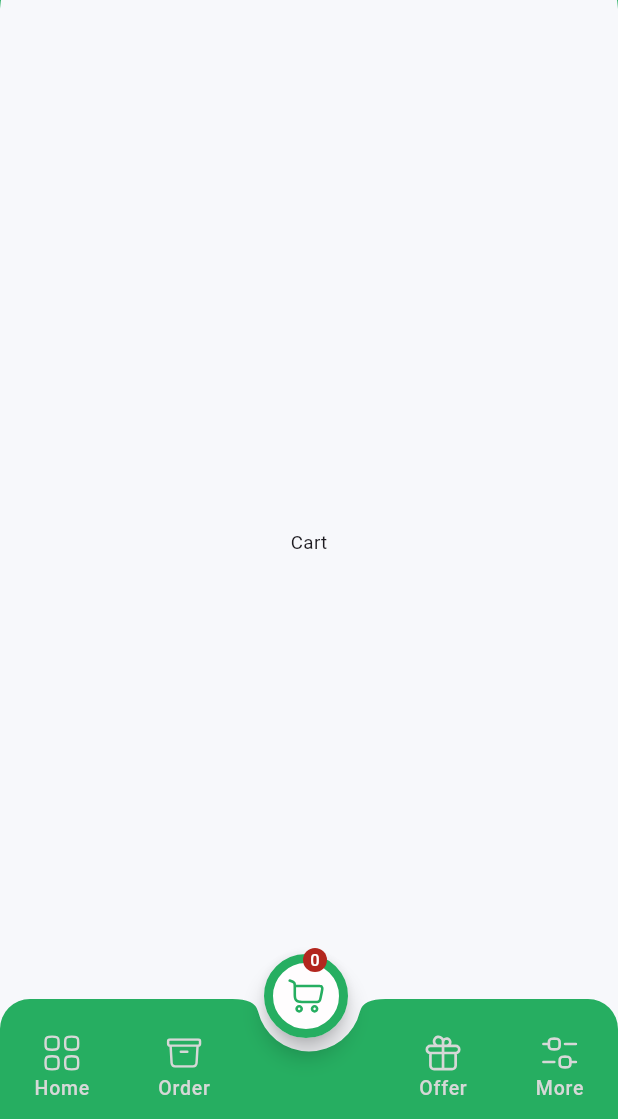
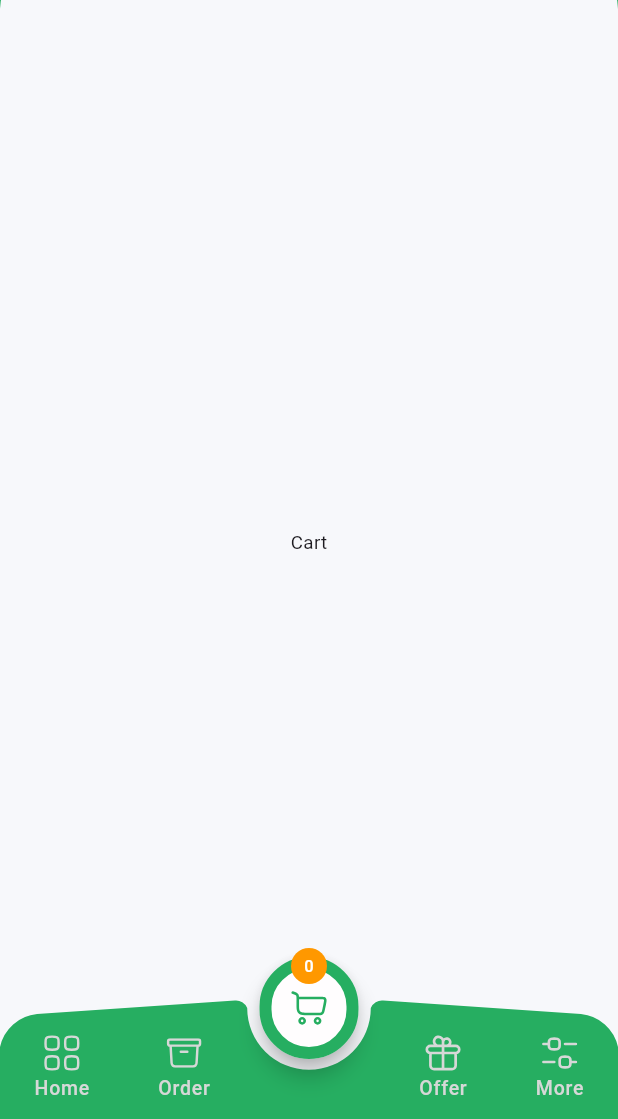
Before and after one commit to Nitin-Singh18/product_app, a Flutter app: the screen it shows after launch, after a tap on an icon or button, on a phone screen of 412 x 824 dp, the part 117-1236 px from its top. Run offline on Flutter 3.47's test engine with Material 3 defaults, Android fonts, the phone set to English and light mode, and no system bars; our stand-ins replace flutter_riverpod, flutter_svg, freezed_annotation; generated files the repository leaves out were written again; network calls fail.

Commit message:
custom bottom nav bar

```diff
--- a/lib/features/main/view/main_view.dart
+++ b/lib/features/main/view/main_view.dart
@@ -65,33 +65,20 @@ class _MainViewState extends State<MainView> {
         index: _selectedIndex,
         children: _screens,
       ),
-      floatingActionButton: SizedBox(
-          height: 60,
-          width: 60,
-          child: Consumer(builder: (context, ref, child) {
-            return Badge.count(
-                count: ref.watch(cartViewModelProvider).itemCount,
-                alignment: Alignment.topCenter,
-                child: FloatingActionButton(
-                  onPressed: () => _onItemTapped(4),
-                  backgroundColor: AppColor.white,
-                  shape: RoundedRectangleBorder(
-                    side: const BorderSide(width: 6, color: AppColor.green),
-                    borderRadius: BorderRadius.circular(100),
+      floatingActionButton: _buildFloatingActionButton(context),
+      floatingActionButtonLocation: FloatingActionButtonLocation.centerDocked,
+      bottomNavigationBar: Stack(
+        children: [
+          CustomPaint(
+            size: Size(MediaQuery.sizeOf(context).width, 80),
+            painter: CurvedBottomNavBarPainter(),
           ),
-                  child: svgPicture(
-                      imagePath: AssetPath.cartIcon, color: AppColor.green),
-                ));
-          })),
-      floatingActionButtonLocation: FloatingActionButtonLocation.centerDocked,
-      bottomNavigationBar: Container(
-        clipBehavior: Clip.antiAlias,
-        decoration: const BoxDecoration(
-            borderRadius: BorderRadius.only(
-                topLeft: Radius.circular(borderRadiusMedium),
-                topRight: Radius.circular(borderRadiusMedium))),
+          Positioned(
+            bottom: 0,
+            left: 0,
+            right: 0,
             child: BottomAppBar(
-          clipBehavior: Clip.hardEdge,
+              color: Colors.transparent,
               padding: const EdgeInsets.only(top: 24),
               shape: const CircularNotchedRectangle(),
               notchMargin: 5.0,
@@ -106,6 +93,8 @@ class _MainViewState extends State<MainView> {
                 ],
               ),
             ),
+          ),
+        ],
       ),
     );
   }
@@ -129,4 +118,84 @@ class _MainViewState extends State<MainView> {
       ),
     );
   }
+
+  Widget _buildFloatingActionButton(BuildContext context) => Stack(
+        alignment: Alignment.bottomCenter,
+        children: [
+          Positioned(
+            bottom: 40,
+            child: SizedBox(
+              height: 68,
+              width: 66,
+              child: FloatingActionButton(
+                onPressed: () => _onItemTapped(4),
+                backgroundColor: AppColor.white,
+                shape: const StadiumBorder(
+                  side: BorderSide(
+                    color: AppColor.green,
+                    width: 8,
+                  ),
+                ),
+                child: svgPicture(
+                  imagePath: AssetPath.cartIcon,
+                  color: AppColor.green,
+                ),
+              ),
+            ),
+          ),
+          Positioned(
+            bottom: 90,
+            child: Consumer(
+              builder: (context, ref, child) {
+                return SizedBox(
+                  height: 24,
+                  width: 24,
+                  child: Badge.count(
+                    backgroundColor: Colors.orange,
+                    count: ref.watch(cartViewModelProvider).itemCount,
+                    alignment: Alignment.topCenter,
+                  ),
+                );
+              },
+            ),
+          ),
+        ],
+      );
 }
+
+class CurvedBottomNavBarPainter extends CustomPainter {
+  @override
+  void paint(Canvas canvas, Size size) {
+    final paint = Paint()
+      ..color = AppColor.green
+      ..style = PaintingStyle.fill;
+
+    final path = Path()
+      ..moveTo(0, 32)
+      // start curve
+      ..arcToPoint(Offset(size.width * 0.06, 10),
+          radius: const Radius.circular(borderRadiusLarge))
+      ..lineTo(size.width * 0.38, 1)
+      // left edge for curve
+      ..arcToPoint(Offset(size.width * 0.4, 6),
+          radius: const Radius.circular(8))
+      // under curve
+      ..arcToPoint(Offset(size.width * 0.6, 6),
+          radius: const Radius.circular(40), clockwise: false)
+      // right edge for curve
+      ..arcToPoint(Offset(size.width * 0.62, 1),
+          radius: const Radius.circular(8))
+      ..lineTo(size.width * 0.94, 10)
+      // end curve
+      ..arcToPoint(Offset(size.width, 32),
+          radius: const Radius.circular(borderRadiusLarge))
+      ..lineTo(size.width, size.height)
+      ..lineTo(0, size.height)
+      ..close();
+
+    canvas.drawPath(path, paint);
+  }
+
+  @override
+  bool shouldRepaint(covariant CustomPainter oldDelegate) => false;
+}
--- a/lib/theme/app_theme.dart
+++ b/lib/theme/app_theme.dart
@@ -17,5 +17,5 @@ class AppTheme {
       elevation: 0,
       scrolledUnderElevation: 0.0,
     ),
-      bottomAppBarTheme: const BottomAppBarTheme(color: AppColor.green));
+  );
 }
```
Lines whose indentation alone changed are shown as unchanged.
